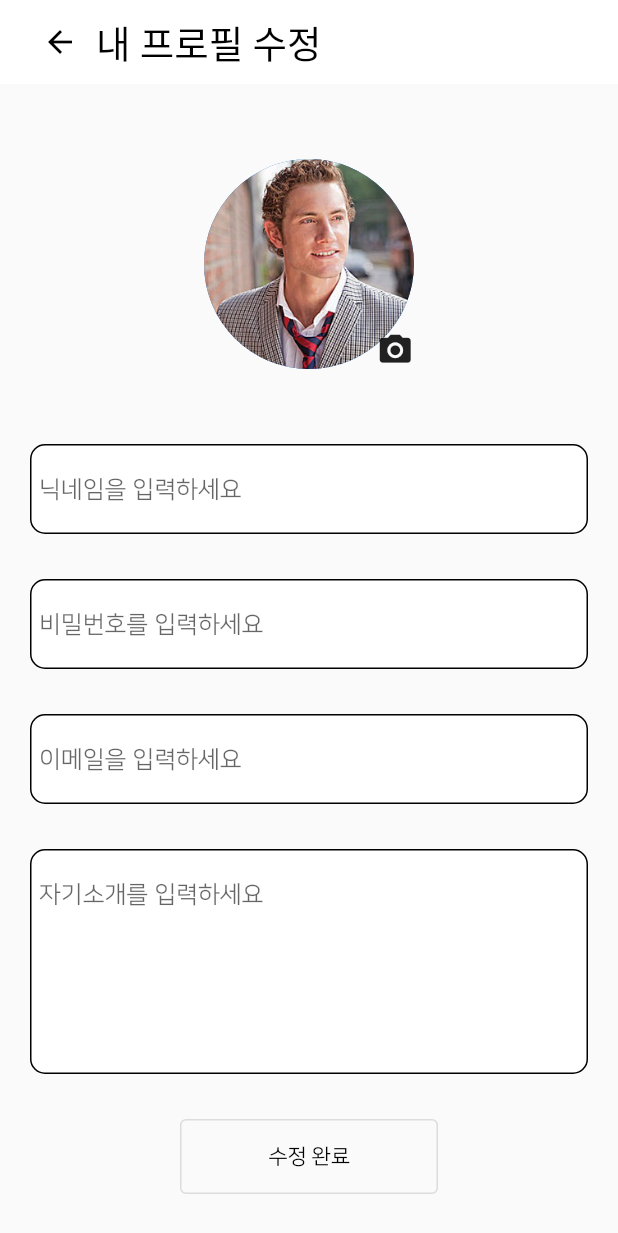
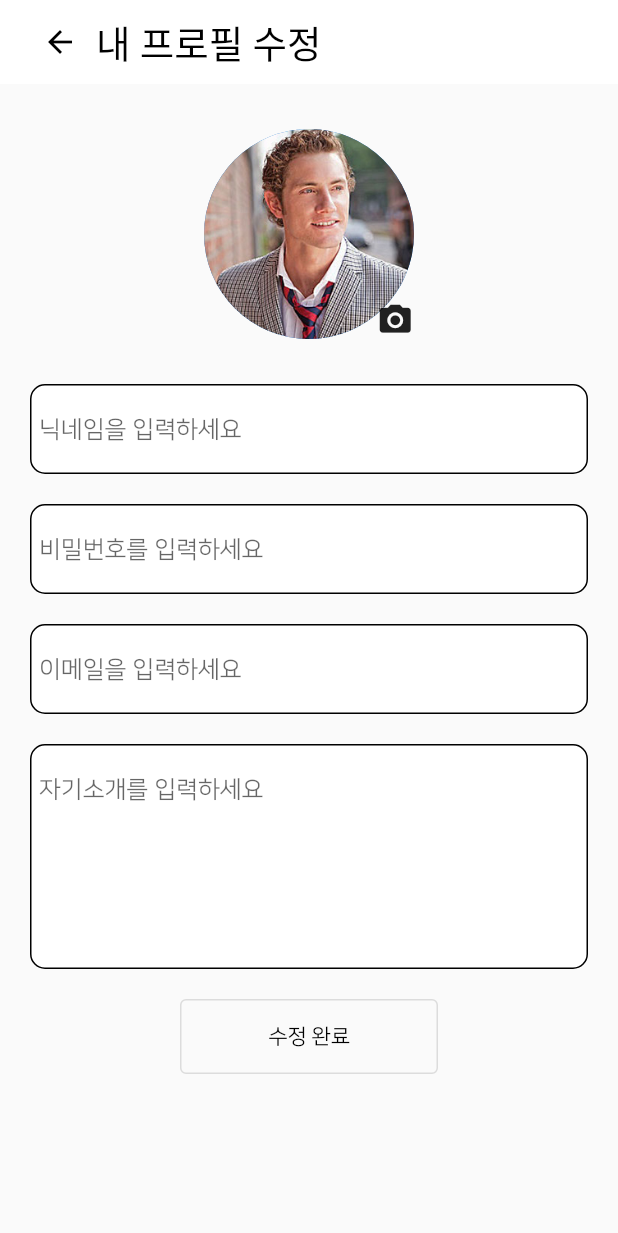
Before and after one commit to BeomyoonHeo/ggamf_front, a Flutter app: the UpdateMyProfile screen opened directly, on a phone screen of 412 x 824 dp. Shown: the top 1233 px of the screen. Run offline on Flutter 3.47's test engine with Material 2 defaults, Android fonts, the phone set to English and light mode, and no system bars; our stand-ins replace chips_choice, data_table_2, dio, flashy_tab_bar2, flutter_rating_bar, flutter_riverpod and 5 more; generated files the repository leaves out were written again; network calls fail; project files that could hold a hidden picture were left out.

Commit message:
update_my_profile_page 간격수정

```diff
--- a/lib/views/pages/profile/update_my_profile/update_my_profile_page.dart
+++ b/lib/views/pages/profile/update_my_profile/update_my_profile_page.dart
@@ -25,19 +25,19 @@ class _UpdateMyProfileState extends State<UpdateMyProfile> {
         padding: const EdgeInsets.only(left: 20, right: 20),
         child: ListView(
           children: [
-            SizedBox(height: 50),
+            SizedBox(height: 30),
             _changePhoto(),
-            SizedBox(height: 50),
+            SizedBox(height: 30),
             _nickName(),
-            SizedBox(height: 30),
+            SizedBox(height: 20),
             _password(),
-            SizedBox(height: 30),
+            SizedBox(height: 20),
             _email(),
-            SizedBox(height: 30),
+            SizedBox(height: 20),
             _introduce(),
-            SizedBox(height: 30),
+            SizedBox(height: 20),
             _updateProfileButton(),
-            SizedBox(height: 30),
+            SizedBox(height: 20),
           ],
         ),
       ),
```
